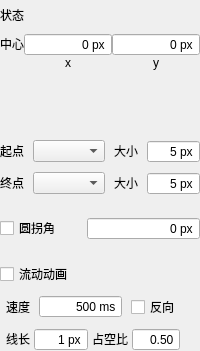
The window that plugins/lineplugin/linepropertyform.ui (lsyeei/dashboard) describes before a commit, drawn with Qt 5.
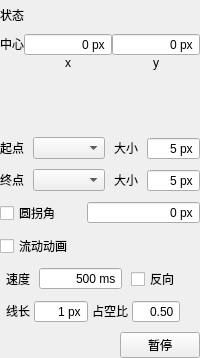
The same window after the commit. Custom widgets are drawn as their Qt base class.

```diff
--- a/plugins/lineplugin/linepropertyform.ui
+++ b/plugins/lineplugin/linepropertyform.ui
@@ -237,8 +237,8 @@
      </property>
      <property name="minimumSize">
       <size>
-       <width>0</width>
-       <height>52</height>
+       <width>90</width>
+       <height>49</height>
       </size>
      </property>
      <property name="maximumSize">
@@ -730,6 +730,30 @@
         </item>
        </layout>
       </item>
+      <item>
+       <layout class="QHBoxLayout" name="horizontalLayout_3">
+        <item>
+         <spacer name="horizontalSpacer_3">
+          <property name="orientation">
+           <enum>Qt::Orientation::Horizontal</enum>
+          </property>
+          <property name="sizeHint" stdset="0">
+           <size>
+            <width>40</width>
+            <height>20</height>
+           </size>
+          </property>
+         </spacer>
+        </item>
+        <item>
+         <widget class="QPushButton" name="playBtn">
+          <property name="text">
+           <string>暂停</string>
+          </property>
+         </widget>
+        </item>
+       </layout>
+      </item>
      </layout>
     </widget>
    </item>
```
